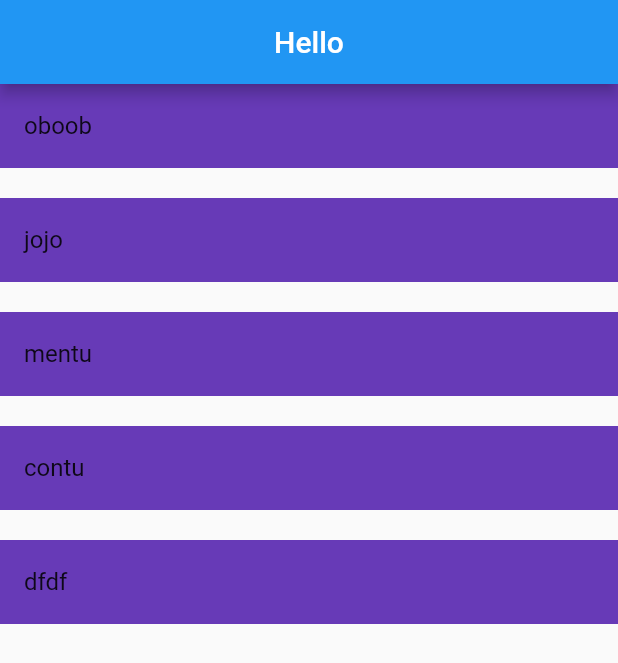
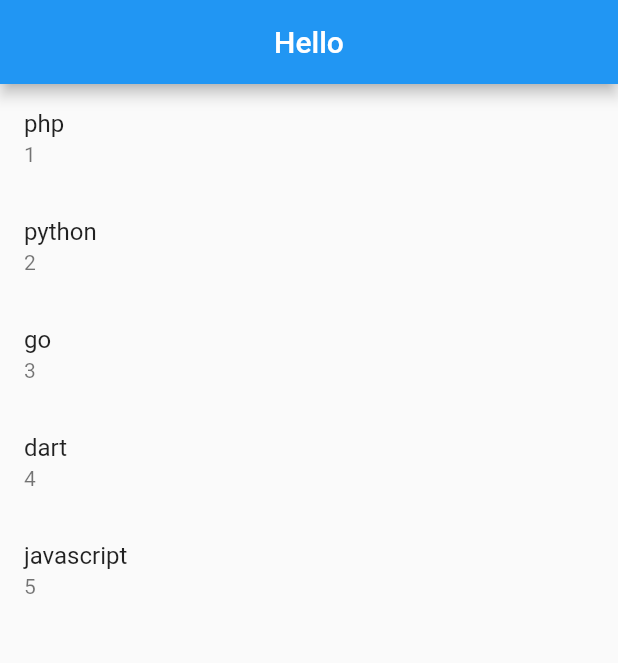
Before and after one commit to taufiqurSabbir/flutter_pctc, a Flutter app: the screen it shows after launch, on a phone screen of 412 x 824 dp. Shown: the top 663 px of the screen. Run offline on Flutter 3.47's test engine with Material 2 defaults, Android fonts, the phone set to English and light mode, and no system bars.

Commit message:
map view in ListView

```diff
--- a/lib/main.dart
+++ b/lib/main.dart
@@ -21,13 +21,6 @@ class myApp extends StatelessWidget {
 
 class homeScreen extends StatelessWidget {
 
-  List<String> student = [
-    'oboob',
-    'jojo',
-    'mentu',
-    'contu',
-    'dfdf'
-  ];
 
   Map<int,String>name={
     1:'php',
@@ -50,10 +43,11 @@ class homeScreen extends StatelessWidget {
           return Column(
             children: [
               ListTile(
-                title: Text(student[index]),
-                tileColor: Colors.deepPurple,
+                title: Text(name.values.elementAt(index).toString()),
+                subtitle: Text(name.keys.elementAt(index).toString()),
+
               ),
-             Padding(padding: EdgeInsets.all(10))
+
             ],
           );
         },
```
